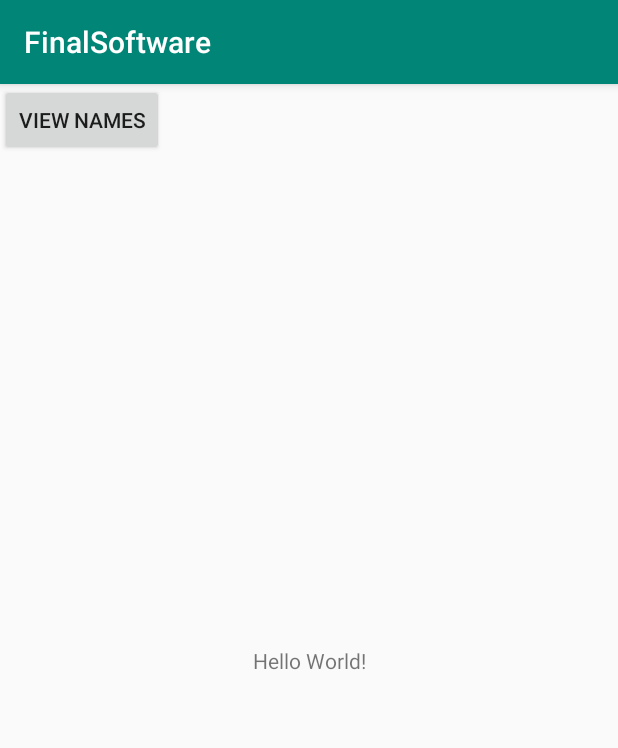
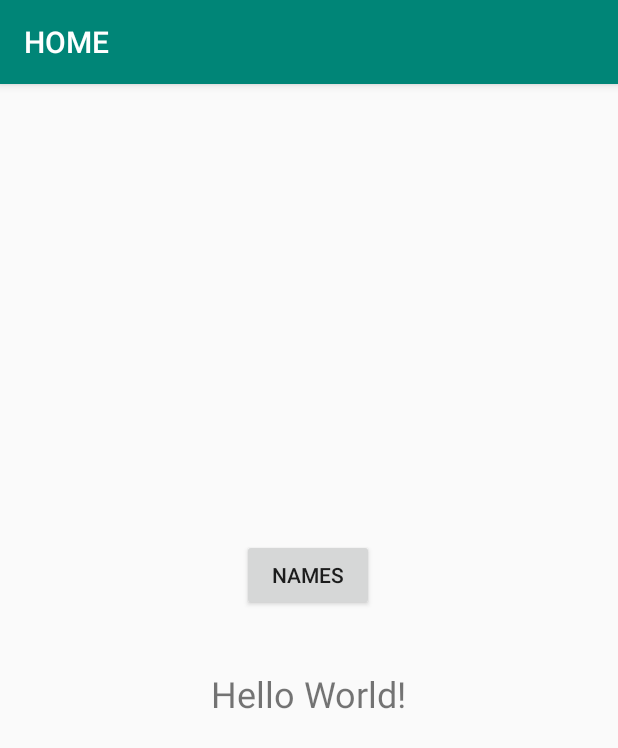
Before and after one commit to mitchellkottke/SoftwareEngineeringFinal, an Android app: the screen it shows after launch (MainActivity), on a phone screen of 412 x 824 dp. Shown: the top 748 px of the screen. Run offline under Robolectric (Android 15) with nearby library versions, the phone set to English and light mode, and no system bars.

Commit message:
mainactivity should go to names now

```diff
--- a/android_stuff/app/build.gradle
+++ b/android_stuff/app/build.gradle
@@ -26,6 +26,8 @@ dependencies {
     implementation fileTree(dir: 'libs', include: ['*.jar'])
     implementation"org.jetbrains.kotlin:kotlin-stdlib-jdk7:$kotlin_version"
     implementation 'com.android.support:appcompat-v7:28.0.0'
+    implementation 'com.android.support:support-media-compat:28.0.0'
+    implementation 'com.android.support:support-v4:28.0.0'
     implementation 'com.android.support.constraint:constraint-layout:1.1.3'
     testImplementation 'junit:junit:4.12'
     androidTestImplementation 'com.android.support.test:runner:1.0.2'
@@ -35,7 +37,7 @@ dependencies {
     implementation 'com.squareup.retrofit2:converter-gson:2.1.0'
     implementation 'com.google.firebase:firebase-auth:16.0.5'
     implementation 'com.google.firebase:firebase-core:16.0.4'
-    implementation 'com.google.android.gms:play-services-auth:18.0.0'
+    implementation 'com.google.android.gms:play-services-auth:16.0.1'
     implementation 'com.android.support:recyclerview-v7:28.0.0'
 
 }
--- a/android_stuff/app/src/main/java/com/example/sasha/finalsoftware/MainActivity.java
+++ b/android_stuff/app/src/main/java/com/example/sasha/finalsoftware/MainActivity.java
@@ -2,18 +2,35 @@ package com.example.sasha.finalsoftware;
 
 import android.content.Intent;
 import android.os.Bundle;
+import android.view.View;
+
+//import androidx.appcompat.app.AppCompatActivity;
 import android.support.v7.app.AppCompatActivity;
-import android.view.View;
+import android.widget.Button;
+
 import com.example.cs4531.finalsoftware.R;
 
 public class MainActivity extends AppCompatActivity {
-@Override
+
+    private Button namesButton;
+
+    @Override
     protected void onCreate(Bundle savedInstanceState){
-    super.onCreate(savedInstanceState);
-    setContentView(R.layout.activity_main);
-}
+        super.onCreate(savedInstanceState);
+        setContentView(R.layout.activity_main);
+
+        namesButton = (Button)findViewById(R.id.namesButton);
+//        namesButton.setOnClickListener(new View.OnClickListener() {
+//            @Override
+//            public void onClick(View v) {
+//                Intent intent = new Intent(MainActivity.this, NamesListedActivity.class);
+//                startActivity(intent);
+//            }
+//        });
+    }
+
     public void switchToNamesListed(View myView) {
-        Intent myIntent = new Intent(this, NamesListedActivity.class);
+        Intent myIntent = new Intent(MainActivity.this, NamesListedActivity.class);
         startActivity(myIntent);
     }
 }
--- a/android_stuff/app/src/main/res/layout/activity_main.xml
+++ b/android_stuff/app/src/main/res/layout/activity_main.xml
@@ -8,17 +8,28 @@
         tools:context="com.example.sasha.finalsoftware.MainActivity">
 
     <TextView
+        android:id="@+id/textView"
         android:layout_width="wrap_content"
         android:layout_height="wrap_content"
         android:text="Hello World!"
+        android:textSize="24sp"
         app:layout_constraintBottom_toBottomOf="parent"
         app:layout_constraintLeft_toLeftOf="parent"
         app:layout_constraintRight_toRightOf="parent"
-            app:layout_constraintTop_toTopOf="parent"/>
+        app:layout_constraintTop_toTopOf="parent"
+        app:layout_constraintVertical_bias="0.53" />
+
     <Button
-            android:text="View Names"
+        android:id="@+id/namesButton"
         android:layout_width="wrap_content"
-            android:layout_height="wrap_content" android:id="@+id/button"
-            android:onClick="switchToNamesListed"/>
+        android:layout_height="wrap_content"
+        android:layout_marginTop="264dp"
+        android:onClick="switchToNamesListed"
+        android:text="Names"
+        app:layout_constraintBottom_toTopOf="@+id/textView"
+        app:layout_constraintEnd_toEndOf="parent"
+        app:layout_constraintHorizontal_bias="0.498"
+        app:layout_constraintStart_toStartOf="parent"
+        app:layout_constraintTop_toTopOf="parent" />
 
 </android.support.constraint.ConstraintLayout>
--- a/android_stuff/gradle.properties
+++ b/android_stuff/gradle.properties
@@ -12,6 +12,7 @@ org.gradle.jvmargs=-Xmx1536m
 # http://www.gradle.org/docs/current/userguide/multi_project_builds.html#sec:decoupled_projects
 # org.gradle.parallel=true
 # Kotlin code style for this project: "official" or "obsolete":
+# kotlin.code.style=officialandroid.useAndroidX=true
 kotlin.code.style=official
-android.useAndroidX=true
-android.enableJetifier=true
+# android.enableJetifier=true
+# android.useAndroidX=true
```
Also changed, not shown: android_stuff/app/src/main/AndroidManifest.xml (+9 -5 lines), android_stuff/app/src/main/java/com/example/sasha/finalsoftware/NamesListedActivity.java (+5 -2 lines), android_stuff/app/src/main/res/layout/names_listed.xml (+17 -3 lines), 1 other file. Lines whose indentation alone changed are shown as unchanged.
